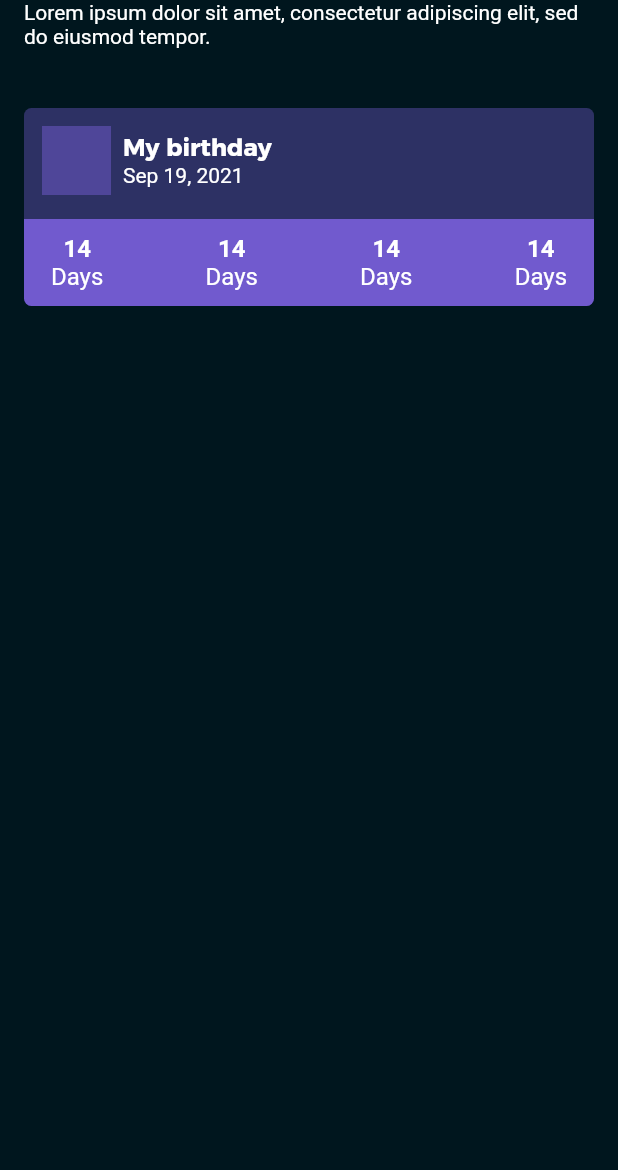
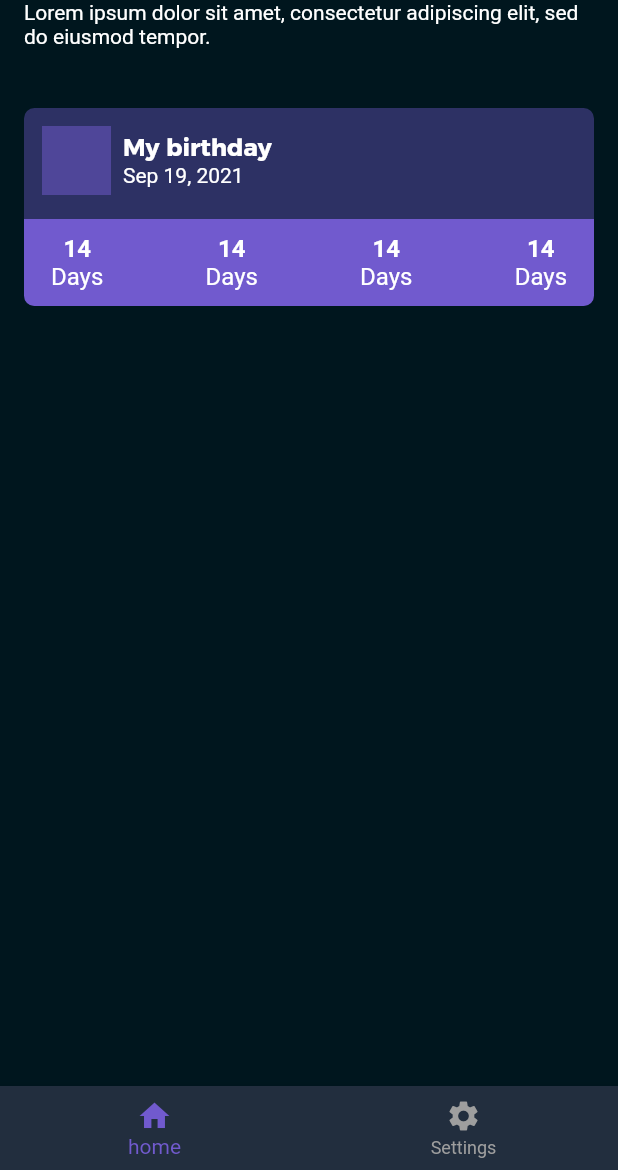
Before and after one commit to lamaAlrweta/countdown_app, a Flutter app: the screen it shows after launch, on a phone screen of 412 x 824 dp, the part 66-1236 px from its top. Run offline on Flutter 3.47's test engine with Material 2 defaults, Android fonts, the phone set to English and light mode, and no system bars.

Commit message:
Create bottom tabbar and custom Appbar

```diff
--- a/lib/main.dart
+++ b/lib/main.dart
@@ -1,3 +1,4 @@
+import 'package:countdown/screens/tabbarScreen.dart';
 import 'package:flutter/material.dart';
 
 import './screens/home_screen.dart';
@@ -21,7 +22,8 @@ class MyApp extends StatelessWidget {
 
         //card color
         primaryColor: Color.fromRGBO(113, 90, 206, 1),
-        backgroundColor: Color.fromRGBO(0, 22, 30, 41),
+        scaffoldBackgroundColor:Color.fromRGBO(0, 22, 30, 41) ,
+        backgroundColor: Color.fromRGBO(34, 46, 62, 1),
         //second color of card
         accentColor: Color.fromRGBO(75, 83, 228, 1),
         buttonTheme: ButtonTheme.of(context).copyWith(
@@ -29,7 +31,7 @@ class MyApp extends StatelessWidget {
           textTheme: ButtonTextTheme.primary,
         ),
       ),
-      home:HomeScreen(),
+      home:TabBarScreen(),
     );
   }
 }
--- a/lib/screens/home_screen.dart
+++ b/lib/screens/home_screen.dart
@@ -6,14 +6,7 @@ class HomeScreen extends StatelessWidget {
   @override
   Widget build(BuildContext context) {
     return Scaffold(
-      backgroundColor: Theme.of(context).backgroundColor,
-      appBar: PreferredSize(
-        preferredSize: Size.fromHeight(100),
-        child: CustomAppbar('Countdowns', 'Lorem ipsum dolor sit amet, consectetur adipiscing elit, sed do eiusmod tempor.'),
-
-
-            ),
-
+     backgroundColor: Theme.of(context).scaffoldBackgroundColor,
       body: SingleChildScrollView(
         child: CountdaownCard(),
       ),
--- a/lib/screens/settings_screen.dart
+++ b/lib/screens/settings_screen.dart
@@ -4,10 +4,8 @@ class SettingsScreen extends StatelessWidget {
   @override
   Widget build(BuildContext context) {
     return Scaffold(
-      appBar: AppBar(
-        title: Text("Settings"),
-      ),
-      backgroundColor: Theme.of(context).backgroundColor,
+
+      backgroundColor: Theme.of(context).scaffoldBackgroundColor,
       body: Container(
         margin: EdgeInsets.all(10),
         height: 50.0,
--- /dev/null
+++ b/lib/screens/tabbarScreen.dart
@@ -0,0 +1,74 @@
+import 'package:countdown/screens/home_screen.dart';
+import 'package:countdown/screens/settings_screen.dart';
+import 'package:countdown/widgets/customized_appbar.dart';
+import 'package:flutter/material.dart';
+
+
+
+class TabBarScreen extends StatefulWidget {
+
+  @override
+  _TabBarScreenState createState() => _TabBarScreenState();
+}
+
+class _TabBarScreenState extends State<TabBarScreen> {
+  List<Map<String, Object>> _pages;
+
+  @override
+  void initState() {
+     _pages = [
+      {
+        'page': HomeScreen(),
+        'title': 'Countdowns',
+        'hint': 'Lorem ipsum dolor sit amet, consectetur adipiscing elit, sed do eiusmod tempor.',
+      },
+      {
+        'page': SettingsScreen(),
+        'title': 'Settings',
+        'hint': 'Lorem ipsum dolor sit amet, consectetur adipiscing elit, sed do eiusmod tempor.',
+
+      }
+    ];
+    super.initState();
+  }
+
+  int _selectedpageIndex = 0;
+
+  void _selectedTab(int index) {
+    setState(() {
+      _selectedpageIndex = index;
+    });
+  }
+
+  @override
+  Widget build(BuildContext context) {
+    return Scaffold(
+      appBar:  PreferredSize(
+        preferredSize: Size.fromHeight(100),
+        child:CustomAppbar(
+        _pages[_selectedpageIndex]['title'], _pages[_selectedpageIndex]['hint']),
+      ),
+
+      body: _pages[_selectedpageIndex]['page'],
+      backgroundColor: Theme.of(context).scaffoldBackgroundColor,
+      bottomNavigationBar: BottomNavigationBar(
+        elevation: 10,
+        backgroundColor: Theme.of(context).backgroundColor,
+        unselectedItemColor: Colors.grey,
+        selectedItemColor: Theme.of(context).primaryColor,
+        currentIndex: _selectedpageIndex,
+        onTap: _selectedTab,
+        items: [
+          BottomNavigationBarItem(
+            icon: Icon(Icons.home),
+            title: Text('home'),
+          ),
+          BottomNavigationBarItem(
+            icon: Icon(Icons.settings),
+            title: Text('Settings'),
+          ),
+        ],
+      ),
+    );
+  }
+}
--- a/lib/widgets/countdown_card.dart
+++ b/lib/widgets/countdown_card.dart
@@ -10,7 +10,7 @@ class CountdaownCard extends StatelessWidget {
          child: ClipRRect(
 
           borderRadius: BorderRadius.all(
-            Radius.circular(5),
+            Radius.circular(7),
           ),
           child: Container(
             width: MediaQuery.of(context).size.width,
```
